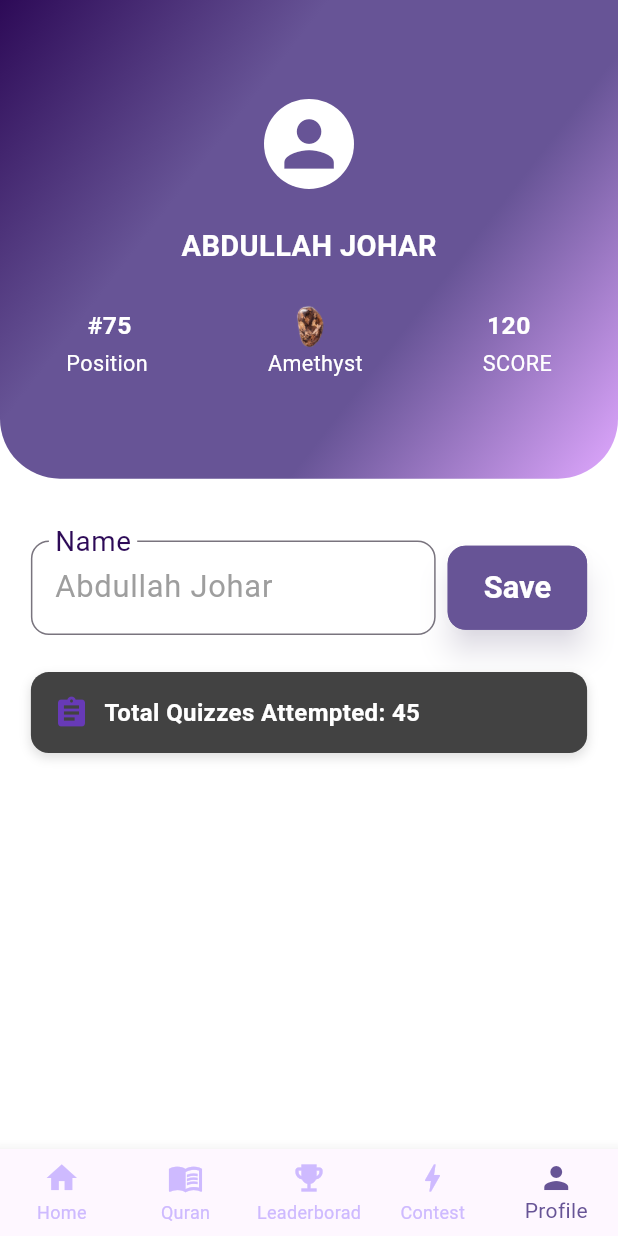
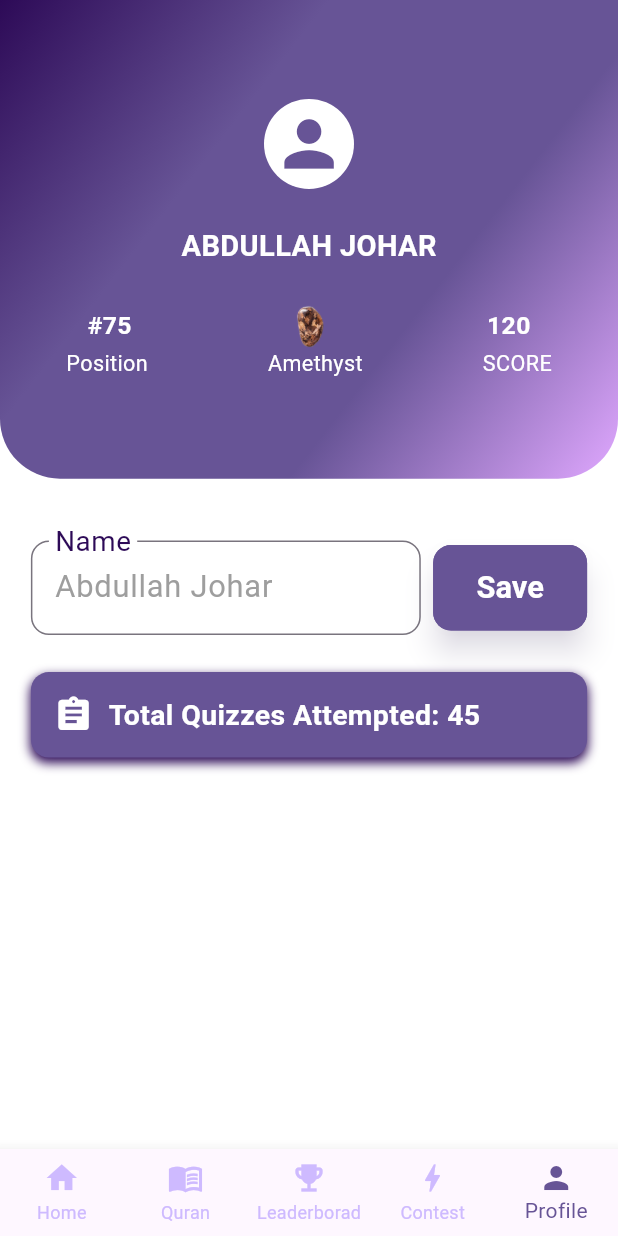
Before and after one commit to abdullahjohar23/islamic-quiz-app, a Flutter app: the screen it shows after launch, swiped to page 5, on a phone screen of 412 x 824 dp. Run offline on Flutter 3.47's test engine with Material 3 defaults, Android fonts, the phone set to English and light mode, and no system bars; project files that could hold a hidden picture were left out.

Commit message:
media query for sizes and fonts

```diff
--- a/lib/pages/profile_page.dart
+++ b/lib/pages/profile_page.dart
@@ -194,7 +194,7 @@ class _ProfilePageState extends State<ProfilePage> {
                                         ),
                                     ),
 
-                                    SizedBox(width: 8), // gap between TextField and the Save Button
+                                    SizedBox(width: deviceWidth*0.02), // gap between Name TextField and the Save Button
 
                                     ElevatedButton(
                                         onPressed: () {
@@ -206,10 +206,10 @@ class _ProfilePageState extends State<ProfilePage> {
                                         style: ElevatedButton.styleFrom(
                                             backgroundColor: Color(0xFF675496), // Background color
                                             foregroundColor: Colors.white, // Text color
-                                            padding: const EdgeInsets.symmetric(horizontal: 24, vertical: 16),
+                                            padding: EdgeInsets.symmetric(horizontal: deviceWidth*0.07, vertical: deviceHeight*0.02),
 
-                                            textStyle: const TextStyle(
-                                                fontSize: 18,
+                                            textStyle: TextStyle(
+                                                fontSize: deviceWidth*0.05,
                                                 fontWeight: FontWeight.w600,
                                             ),
 
@@ -228,7 +228,6 @@ class _ProfilePageState extends State<ProfilePage> {
                                             'Save',
                                             style: TextStyle(
                                                 fontSize: deviceWidth*0.05,
-
                                             ),
                                         ),
                                     ),
@@ -245,11 +244,11 @@ class _ProfilePageState extends State<ProfilePage> {
                             child: Container(
                                 padding: const EdgeInsets.all(15),
                                 decoration: BoxDecoration(
-                                    color: Colors.grey.shade800,
+                                    color: const Color(0xFF675496),
                                     borderRadius: BorderRadius.circular(12),
                                     boxShadow: [
                                         BoxShadow(
-                                            color: Colors.black12,
+                                            color: Color(0xFF2D0A57),
                                             blurRadius: 5,
                                             offset: Offset(0, 3) // Offset(dx, dy)
                                         ),
@@ -258,9 +257,10 @@ class _ProfilePageState extends State<ProfilePage> {
 
                                 child: Row(
                                     children: [
-                                        const Icon(
+                                        Icon(
                                             Icons.assignment,
-                                            color: Colors.deepPurple,
+                                            color: Colors.white,
+                                            size: deviceWidth*0.065,
                                         ),
 
                                         SizedBox(width: 10),
@@ -269,7 +269,7 @@ class _ProfilePageState extends State<ProfilePage> {
                                             'Total Quizzes Attempted: $totalQuizPlayed',
                                             style: TextStyle(
                                                 color: Colors.white,
-                                                fontSize: 16,
+                                                fontSize: deviceWidth*0.046,
                                                 fontWeight: FontWeight.bold,
                                             ),
                                         ),
@@ -278,7 +278,6 @@ class _ProfilePageState extends State<ProfilePage> {
                             ),
                         ),
 
-
                         // Badges Earned
                     ],
                 ),
```
